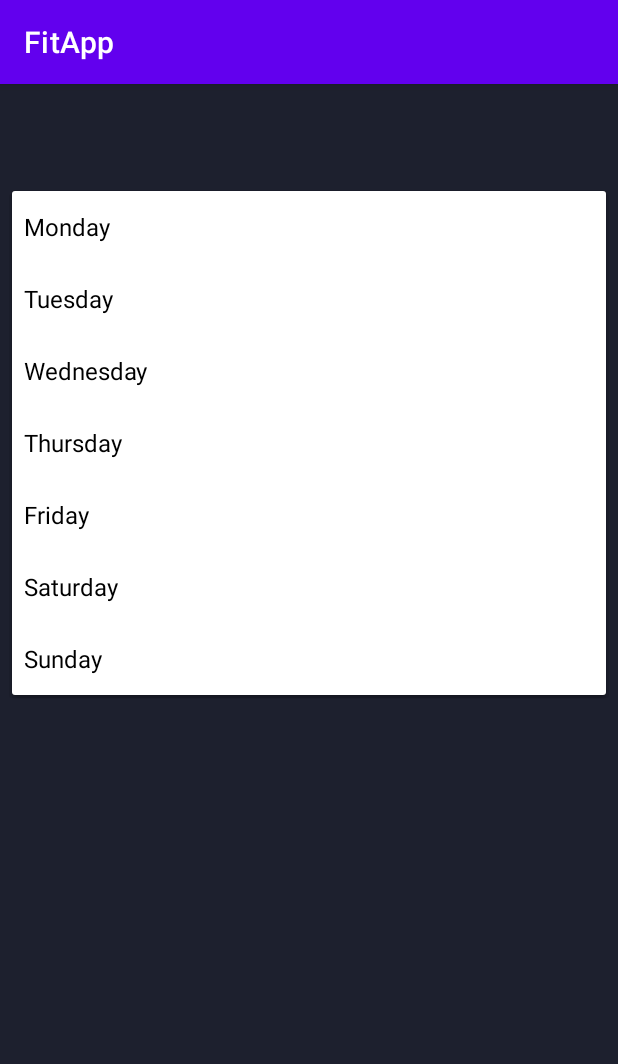
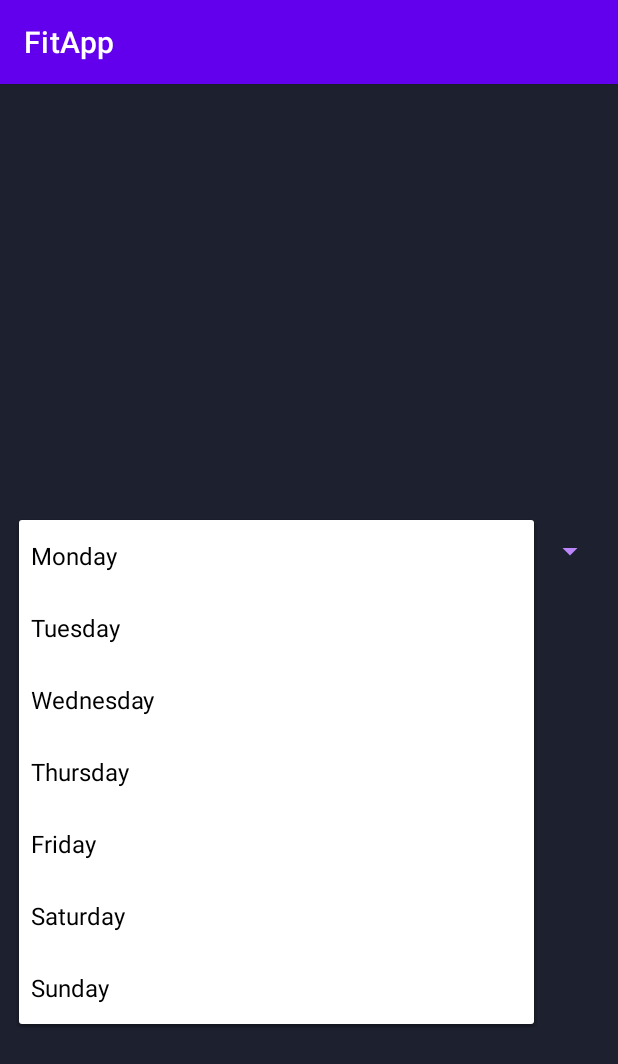
Before and after one commit to Lufthanse/FitApp, an Android app: the NewSplitPlan screen opened directly, with no data from a screen before it, after a tap on "Monday", on a phone screen of 412 x 824 dp. Shown: the top 1064 px of the screen. Run offline under Robolectric (Android 15) with nearby library versions, the phone set to English and light mode, and no system bars.

Commit message:
11.02.2021 22:33
Layout idea create new split plan

```diff
--- a/app/src/main/java/com/example/fitapp/SplitPlanItem.java
+++ b/app/src/main/java/com/example/fitapp/SplitPlanItem.java
@@ -1,11 +1,16 @@
 package com.example.fitapp;
+
+import java.util.HashMap;
+import java.util.HashSet;
+import java.util.Map;
 
 public class SplitPlanItem {
     private int mImageResource;
     private String mText1;
     private String mText2;
+    private Map<String, Exercise> splitDays = new HashMap<String, Exercise>();
 
-    public SplitPlanItem(int mImageResource, String mText1, String mText2){
+    public SplitPlanItem(int mImageResource, String mText1, String mText2  ){
         this.mImageResource = mImageResource;
         this.mText1 = mText1;
         this.mText2 = mText2;
--- a/app/src/main/res/layout/activity_new_split_plan.xml
+++ b/app/src/main/res/layout/activity_new_split_plan.xml
@@ -9,21 +9,43 @@
 
     <Spinner
         android:id="@+id/spinner1"
-        android:layout_width="match_parent"
-        android:layout_height="wrap_content"
+        android:layout_width="391dp"
+        android:layout_height="42dp"
+        android:layout_gravity="center"
         android:layout_marginStart="8dp"
         android:layout_marginLeft="8dp"
         android:layout_marginEnd="8dp"
         android:layout_marginRight="8dp"
+        android:backgroundTint="@color/purple_200"
+        android:gravity="center"
         android:spinnerMode="dropdown"
         app:layout_constraintBottom_toBottomOf="parent"
         app:layout_constraintEnd_toEndOf="parent"
         app:layout_constraintHorizontal_bias="1.0"
         app:layout_constraintStart_toStartOf="parent"
         app:layout_constraintTop_toTopOf="parent"
-        app:layout_constraintVertical_bias="0.096"
-        android:gravity="center"
-        android:background="@android:color/transparent"
-        android:layout_gravity="center"
-        />
+        app:layout_constraintVertical_bias="0.4" />
+
+    <androidx.gridlayout.widget.GridLayout
+        android:id="@+id/GRD_top"
+        android:layout_width="413dp"
+        android:layout_height="113dp"
+        android:layout_marginTop="16dp"
+        app:layout_constraintEnd_toEndOf="parent"
+        app:layout_constraintHorizontal_bias="1.0"
+        app:layout_constraintStart_toStartOf="parent"
+        app:layout_constraintTop_toTopOf="parent">
+
+    </androidx.gridlayout.widget.GridLayout>
+
+    <androidx.gridlayout.widget.GridLayout
+        android:id="@+id/GRD_bottom"
+        android:layout_width="396dp"
+        android:layout_height="64dp"
+        app:layout_constraintEnd_toEndOf="parent"
+        app:layout_constraintHorizontal_bias="0.559"
+        app:layout_constraintStart_toStartOf="parent"
+        tools:layout_editor_absoluteY="667dp">
+
+    </androidx.gridlayout.widget.GridLayout>
 </androidx.constraintlayout.widget.ConstraintLayout>
```
